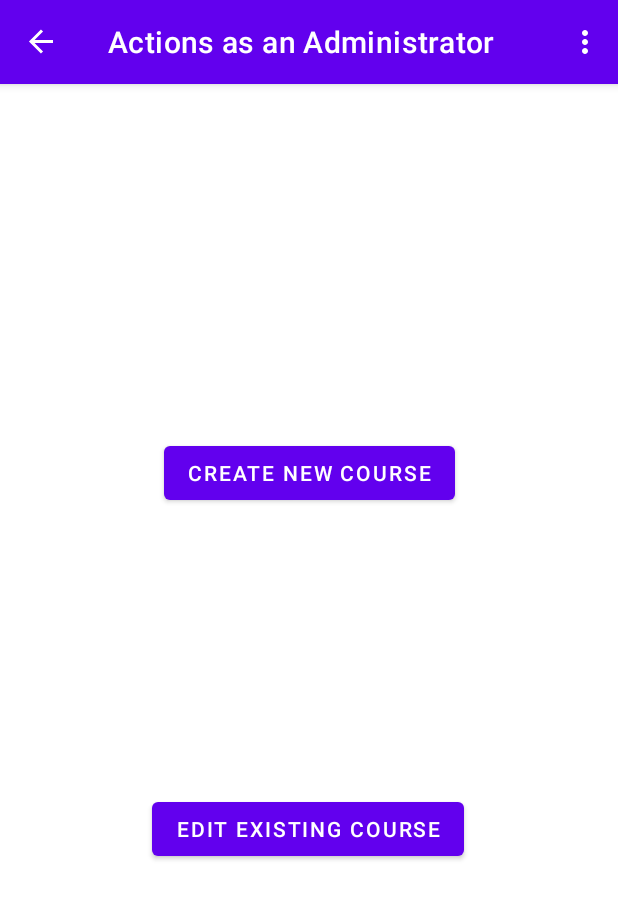
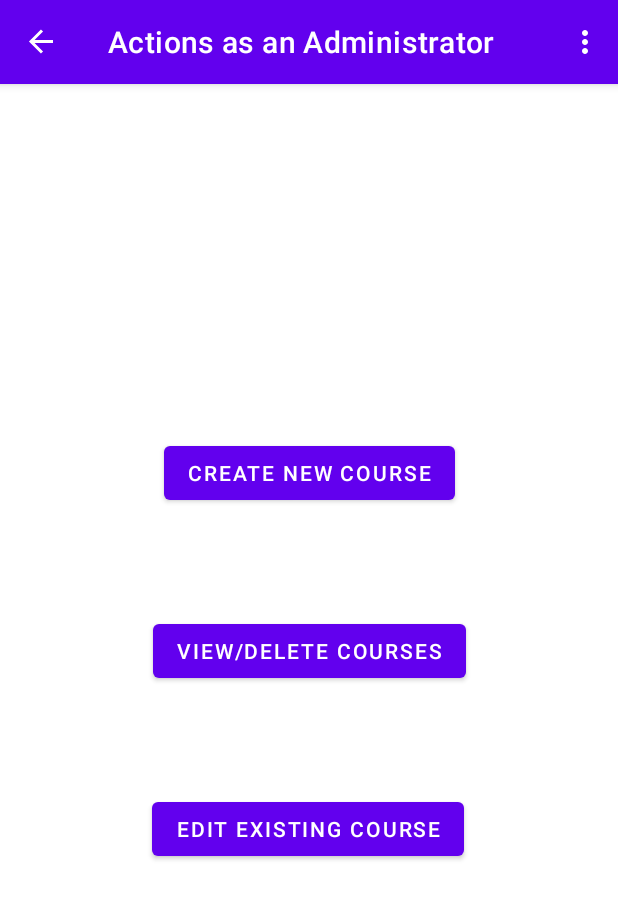
Before and after one commit to RuofanChen03/B07-group6, an Android app: the AdminFragment screen opened through its navigation route, on a phone screen of 412 x 824 dp. Shown: the top 899 px of the screen. Run offline under Robolectric (Android 15) with nearby library versions, the phone set to English and light mode, and no system bars; our stand-ins replace Firebase (no records; nobody signed in at launch, a user with empty details on screens opened directly), navigation-ui.

Commit message:
added admin view related files to merged admin&login

```diff
--- a/app/src/main/java/com/example/myapplication/AdminFragment.java
+++ b/app/src/main/java/com/example/myapplication/AdminFragment.java
@@ -4,13 +4,18 @@ import android.os.Bundle;
 import android.view.LayoutInflater;
 import android.view.View;
 import android.view.ViewGroup;
+import android.widget.Button;
+import android.widget.LinearLayout;
 
+import androidx.annotation.NonNull;
 import androidx.fragment.app.Fragment;
 import androidx.navigation.fragment.NavHostFragment;
 
+import com.example.myapplication.Course;
 import com.example.myapplication.databinding.AdminFragmentBinding;
 
 import java.util.ArrayList;
+import java.util.List;
 
 public class AdminFragment extends Fragment{
     ////////////////////////////////
@@ -75,6 +80,14 @@ public class AdminFragment extends Fragment{
                         .navigate(R.id.action_AdminFragment_to_AdminEdit);
             }
         });
+
+        binding.AdminViewButton.setOnClickListener(new View.OnClickListener(){
+            @Override
+            public void onClick(View view){
+                NavHostFragment.findNavController(AdminFragment.this)
+                        .navigate(R.id.action_AdminFragment_to_adminViewFragment);
+            }
+        });
         return binding.getRoot();
     }
 
--- a/app/src/main/res/layout/admin_fragment.xml
+++ b/app/src/main/res/layout/admin_fragment.xml
@@ -38,5 +38,15 @@
         app:layout_constraintTop_toTopOf="parent"
         app:layout_constraintVertical_bias="0.327" />
 
+    <Button
+        android:id="@+id/AdminViewButton"
+        android:layout_width="wrap_content"
+        android:layout_height="wrap_content"
+        android:text="VIEW/DELETE COURSES"
+        app:layout_constraintBottom_toTopOf="@+id/AdminEditButton"
+        app:layout_constraintEnd_toEndOf="parent"
+        app:layout_constraintStart_toStartOf="parent"
+        app:layout_constraintTop_toBottomOf="@+id/AdminCreateButton" />
+
 
 </androidx.constraintlayout.widget.ConstraintLayout>
--- a/app/src/main/res/navigation/nav_graph.xml
+++ b/app/src/main/res/navigation/nav_graph.xml
@@ -30,6 +30,7 @@
             app:destination="@id/LoginFragment" />
     </fragment>
 
+
     <fragment
         android:id="@+id/AdminFragment"
         android:name="com.example.myapplication.AdminFragment"
@@ -42,6 +43,9 @@
         <action
             android:id="@+id/action_AdminFragment_to_AdminEdit"
             app:destination="@id/AdminEdit" />
+        <action
+            android:id="@+id/action_AdminFragment_to_adminViewFragment"
+            app:destination="@id/AdminViewFragment" />
     </fragment>
     <fragment
         android:id="@+id/AdminCreate"
@@ -63,4 +67,9 @@
             android:id="@+id/action_AdminEdit_to_AdminFragment"
             app:destination="@id/AdminFragment" />
     </fragment>
+    <fragment
+        android:id="@+id/AdminViewFragment"
+        android:name="com.example.myapplication.AdminViewFragment"
+        android:label="fragment_admin_view"
+        tools:layout="@layout/fragment_admin_view" />
 </navigation>
```
Also changed, not shown: app/src/main/java/com/example/myapplication/MainActivity.java (added, +78 -0 lines), app/src/main/java/com/example/myapplication/SignUpFragment.java (+0 -18 lines), app/src/main/res/layout/fragment_admin_view.xml (+3 -4 lines), 1 other file.
